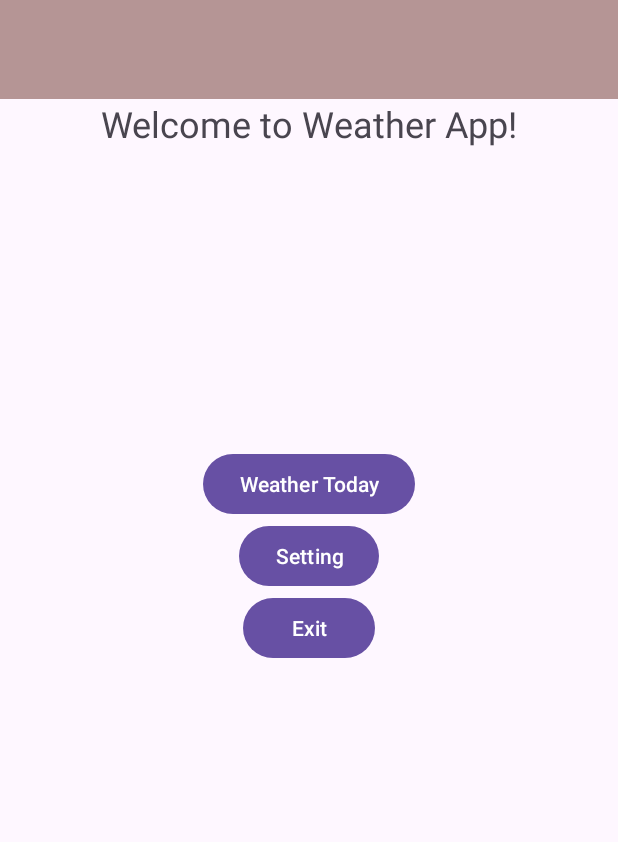
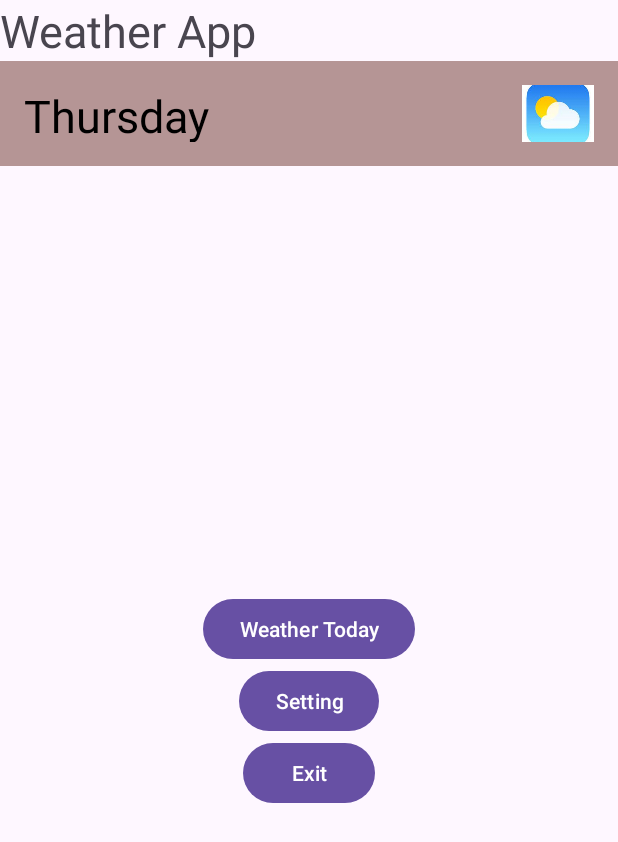
Before and after one commit to HaiDreamer/USTH_Weather, an Android app built with Jetpack Compose: the screen it shows after launch (WeatherActivity), on a phone screen of 412 x 824 dp. Shown: the top 842 px of the screen. Run offline under Robolectric (Android 15) with nearby library versions, the phone set to English and light mode, and no system bars; our stand-ins replace navigation-ui.

Commit message:
lab4 done

```diff
--- a/app/src/main/java/vn/edu/usth/weather/ui/theme/ForecastFragment.java
+++ b/app/src/main/java/vn/edu/usth/weather/ui/theme/ForecastFragment.java
@@ -2,13 +2,19 @@
 
 import android.graphics.Color;
 import android.os.Bundle;
+import android.view.Gravity;
 import android.view.LayoutInflater;
 import android.view.View;
 import android.view.ViewGroup;
+import android.widget.ImageView;
+import android.widget.LinearLayout;
+import android.widget.TextView;
 
 import androidx.annotation.NonNull;
 import androidx.annotation.Nullable;
 import androidx.fragment.app.Fragment;
+
+import vn.edu.usth.weather.R;
 
 public class ForecastFragment extends Fragment {
 
@@ -17,15 +23,9 @@
     public View onCreateView(@NonNull LayoutInflater inflater,
                              @Nullable ViewGroup container,
                              @Nullable Bundle savedInstanceState) {
-        // Create an empty View (no layout XML needed)
-        View view = new View(getContext());
 
-        // Example: red with transparency (#20FF0000)
-        view.setBackgroundColor(Color.parseColor("#20FF0000"));
+        View v = inflater.inflate(R.layout.fragment_forecast, container, false);
 
-        // You can later change to #2000FF00 (green) or #200000FF (blue)
-        // just by editing this line.
-
-        return view;
+        return v;
     }
 }
--- a/app/src/main/res/layout/activity_weather.xml
+++ b/app/src/main/res/layout/activity_weather.xml
@@ -7,26 +7,26 @@
     android:orientation="vertical"
     tools:context=".WeatherActivity">
 
+    <TextView
+        android:id="@+id/textView2"
+        android:layout_width="match_parent"
+        android:layout_height="wrap_content"
+        android:layout_gravity="center"
+        android:layout_marginBottom="0dp"
+        android:text="Weather App"
+        android:textSize="30sp" />
+
     <!-- Fragment at the top -->
     <FrameLayout
         android:id="@+id/fragment_container"
         android:layout_width="match_parent"
-        android:layout_height="66dp"
+        android:layout_height="70dp"
         android:background="@android:color/darker_gray" />
-
-    <TextView
-        android:id="@+id/textView2"
-        android:layout_width="wrap_content"
-        android:layout_height="wrap_content"
-        android:text="Welcome to Weather App!"
-        android:textSize="24sp"
-        android:layout_gravity="center"
-        android:layout_marginBottom="200dp"/>
 
     <LinearLayout
         android:id="@+id/buttonContainer"
         android:layout_width="match_parent"
-        android:layout_height="wrap_content"
+        android:layout_height="match_parent"
         android:gravity="center"
         android:orientation="vertical">
 
--- a/app/src/main/res/layout/fragment_forecast.xml
+++ b/app/src/main/res/layout/fragment_forecast.xml
@@ -1,16 +1,26 @@
 <?xml version="1.0" encoding="utf-8"?>
 <LinearLayout xmlns:android="http://schemas.android.com/apk/res/android"
-    xmlns:tools="http://schemas.android.com/tools"
     android:layout_width="match_parent"
-    android:layout_height="match_parent"
-    android:gravity="center"
-    android:orientation="vertical"
-    android:background="#20FF0000"
-    tools:context=".ui.theme.ForecastFragment">
+    android:layout_height="wrap_content"
+    android:orientation="horizontal"
+    android:padding="16dp"
+    android:gravity="center_vertical"
+    android:background="#20FF0000">
 
     <TextView
-        android:layout_width="match_parent"
-        android:layout_height="match_parent"
-        android:text="Welcome to Fragment Forecast" />
+        android:id="@+id/dayTextView"
+        android:layout_width="0dp"
+        android:layout_height="wrap_content"
+        android:layout_weight="1"
+        android:text="Thursday"
+        android:textSize="30sp"
+        android:textColor="@android:color/black" />
+
+    <ImageView
+        android:id="@+id/weatherIcon"
+        android:layout_width="48dp"
+        android:layout_height="48dp"
+        android:src="@drawable/weather_img"
+        android:contentDescription="Weather Icon" />
 
 </LinearLayout>
```
Also changed, not shown: app/src/main/res/drawable-nodpi/weather_img.jpg (added).
